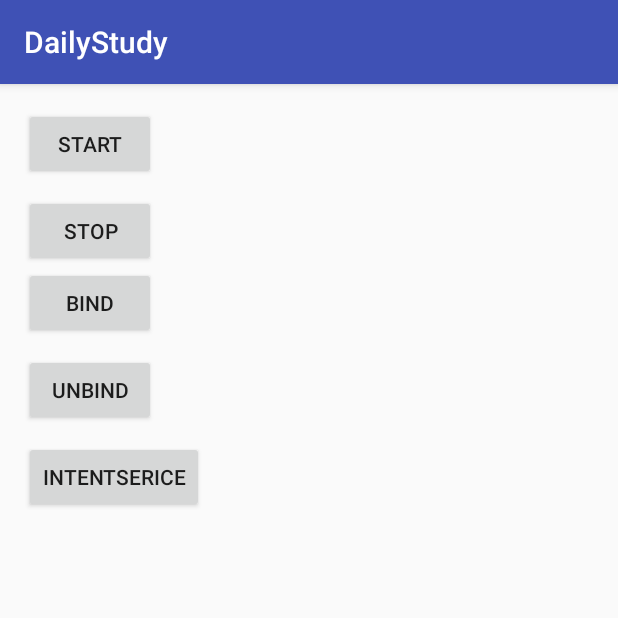
After one commit to wuhighway/DailyStudy, an Android app: the ServiceActivity screen opened directly, with no data from a screen before it, on a phone screen of 412 x 824 dp, the top half of it. The commit adds this screen. Run offline under Robolectric (Android 15) with nearby library versions, the phone set to English and light mode, and no system bars; our stand-ins replace ButterKnife.

Commit message:
service简单使用

```diff
--- a/app/src/main/java/com/highway/study/MainActivity.java
+++ b/app/src/main/java/com/highway/study/MainActivity.java
@@ -10,6 +10,7 @@ import android.support.v7.widget.RecyclerView;
 import com.highway.study.animation.AnimActivity;
 import com.highway.study.animation.DividerItemDecoration;
 import com.highway.study.coustomview.loadingview.CoustomActivity;
+import com.highway.study.service.ServiceActivity;
 import com.highway.study.takephoto.TakePhotoActivity;
 import com.highway.study.ui.viewflipper.ViewFlipperTestActivity;
 import com.highway.study.ui.viewflipper.datepicker.DatePickerActivity;
@@ -61,6 +62,7 @@ public class MainActivity extends AppCompatActivity {
                             intent = new Intent(MainActivity.this, AnimActivity.class);
                             break;
                         case 5:
+                            intent = new Intent(MainActivity.this, ServiceActivity.class);
                             break;
                         case 6:
                             break;
--- /dev/null
+++ b/app/src/main/java/com/highway/study/service/ServiceActivity.java
@@ -0,0 +1,65 @@
+package com.highway.study.service;
+
+import android.content.ComponentName;
+import android.content.Context;
+import android.content.Intent;
+import android.content.ServiceConnection;
+import android.os.IBinder;
+import android.support.v7.app.AppCompatActivity;
+import android.os.Bundle;
+
+import com.highway.study.R;
+
+import butterknife.ButterKnife;
+import butterknife.OnClick;
+
+public class ServiceActivity extends AppCompatActivity {
+
+
+    @Override
+    protected void onCreate(Bundle savedInstanceState) {
+        super.onCreate(savedInstanceState);
+        setContentView(R.layout.activity_service);
+        ButterKnife.bind(this);
+    }
+
+    @OnClick(R.id.start_service)
+    public void startClick() {
+        startService(new Intent(this, MyService.class));
+    }
+
+    @OnClick(R.id.stop_service)
+    public void stopClick() {
+        stopService(new Intent(this, MyService.class));
+    }
+
+
+    private ServiceConnection connection = new ServiceConnection() {
+        @Override
+        public void onServiceConnected(ComponentName name, IBinder service) {
+
+        }
+
+        @Override
+        public void onServiceDisconnected(ComponentName name) {
+
+        }
+    };
+
+
+    @OnClick(R.id.bind_service)
+    public void bindClick() {
+        Intent intent = new Intent(this, MyService.class);
+        bindService(intent, connection, Context.BIND_AUTO_CREATE);
+    }
+
+    @OnClick(R.id.unbind_service)
+    public void unBindClick() {
+        unbindService(connection);
+    }
+
+    @OnClick(R.id.intentService)
+    public void startIntentService() {
+        startActivity(new Intent(this, IntentServiceActivity.class));
+    }
+}
--- /dev/null
+++ b/app/src/main/res/layout/activity_service.xml
@@ -0,0 +1,51 @@
+<?xml version="1.0" encoding="utf-8"?>
+<RelativeLayout xmlns:android="http://schemas.android.com/apk/res/android"
+    xmlns:tools="http://schemas.android.com/tools"
+    android:id="@+id/activity_service"
+    android:layout_width="match_parent"
+    android:layout_height="match_parent"
+    android:paddingBottom="@dimen/activity_vertical_margin"
+    android:paddingLeft="@dimen/activity_horizontal_margin"
+    android:paddingRight="@dimen/activity_horizontal_margin"
+    android:paddingTop="@dimen/activity_vertical_margin"
+    tools:context="com.highway.study.service.ServiceActivity">
+    <Button
+        android:layout_width="wrap_content"
+        android:layout_height="wrap_content"
+        android:id="@+id/start_service"
+        android:text="start"/>
+
+    <Button
+        android:layout_width="wrap_content"
+        android:layout_height="wrap_content"
+        android:layout_below="@+id/start_service"
+        android:id="@+id/stop_service"
+        android:layout_marginTop="10dp"
+        android:text="stop"/>
+
+
+    <Button
+        android:layout_width="wrap_content"
+        android:layout_height="wrap_content"
+        android:id="@+id/bind_service"
+        android:layout_below="@+id/stop_service"
+        android:text="bind"/>
+
+    <Button
+        android:layout_width="wrap_content"
+        android:layout_height="wrap_content"
+        android:layout_below="@+id/bind_service"
+        android:id="@+id/unbind_service"
+        android:layout_marginTop="10dp"
+        android:text="unbind"/>
+
+    <Button
+        android:id="@+id/intentService"
+        android:layout_width="wrap_content"
+        android:layout_height="wrap_content"
+        android:layout_below="@+id/unbind_service"
+        android:layout_marginTop="10dp"
+        android:text="intentSerice" />
+
+
+</RelativeLayout>
--- a/app/src/main/res/values/strings.xml
+++ b/app/src/main/res/values/strings.xml
@@ -6,6 +6,7 @@
         <item>datepick</item>
         <item>coustom</item>
         <item>animate</item>
+        <item>service</item>
     </string-array>
 
     <string-array name="animation_apis">
```
Also changed, not shown: app/src/main/AndroidManifest.xml (+15 -1 lines), app/src/main/java/com/highway/study/service/IntentServiceActivity.java (added, +74 -0 lines), app/src/main/java/com/highway/study/service/MyService.java (added, +107 -0 lines), app/src/main/java/com/highway/study/service/UploadImgService.java (added, +62 -0 lines), app/src/main/res/layout/activity_intent_service.xml (added, +14 -0 lines).
